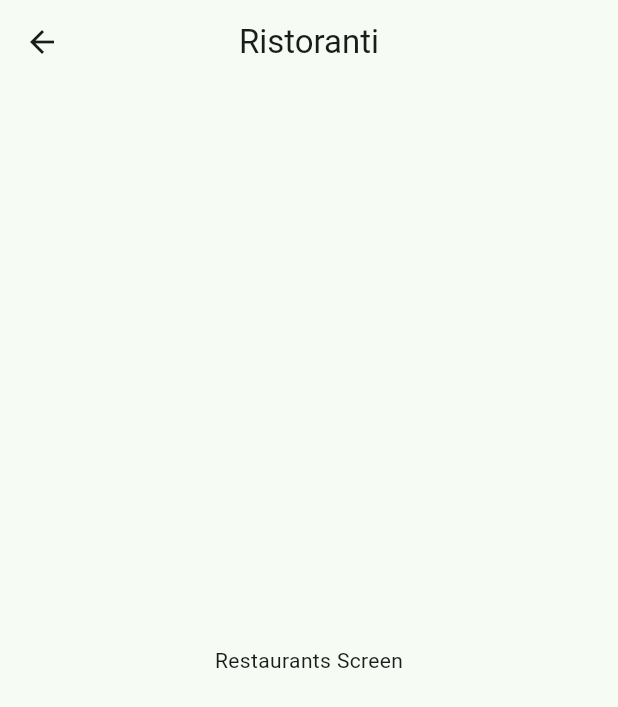
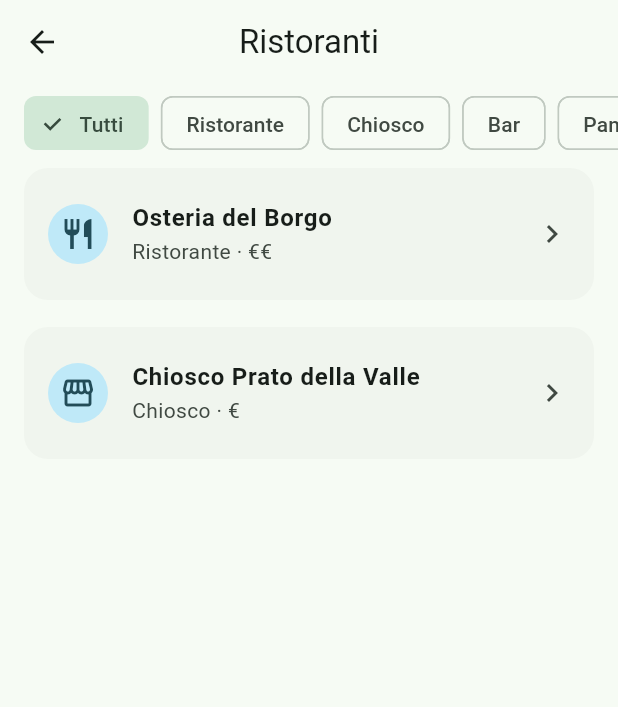
Before and after one commit to Charafbellalou213/beapp, a Flutter app: the RestaurantsScreen screen opened directly, on a phone screen of 412 x 824 dp. Shown: the top 707 px of the screen. Run offline on Flutter 3.47's test engine with Material 3 defaults, Android fonts, the phone set to English and light mode, and no system bars; our stand-ins replace flutter_rating_bar, geolocator, google_maps_flutter, shared_preferences; accounts and stored records are empty.

Commit message:
Fase 12: Restaurants screen con filtri, Restaurant detail con menu, legame culturale e 'Ho mangiato qui'

```diff
--- a/lib/screens/restaurants_screen.dart
+++ b/lib/screens/restaurants_screen.dart
@@ -1,13 +1,85 @@
 import 'package:flutter/material.dart';
+import 'package:provider/provider.dart';
 
-class RestaurantsScreen extends StatelessWidget {
+import '../models/restaurant.dart';
+import '../providers/app_state.dart';
+import '../widgets/restaurant_card.dart';
+import 'restaurant_detail_screen.dart';
+
+class RestaurantsScreen extends StatefulWidget {
   const RestaurantsScreen({super.key});
 
   @override
+  State<RestaurantsScreen> createState() => _RestaurantsScreenState();
+}
+
+class _RestaurantsScreenState extends State<RestaurantsScreen> {
+  RestaurantType? _selectedType;
+
+  @override
   Widget build(BuildContext context) {
+    final appState = context.watch<AppState>();
+    final restaurants = _selectedType == null
+        ? appState.restaurants
+        : appState.restaurants.where((r) => r.type == _selectedType).toList();
+    final visitedIds = appState.userStats?.visitedRestaurantIds ?? const [];
+
     return Scaffold(
       appBar: AppBar(title: const Text('Ristoranti')),
-      body: const Center(child: Text('Restaurants Screen')),
+      body: Column(
+        children: [
+          SizedBox(
+            height: 52,
+            child: ListView(
+              scrollDirection: Axis.horizontal,
+              padding: const EdgeInsets.symmetric(horizontal: 12, vertical: 8),
+              children: [
+                Padding(
+                  padding: const EdgeInsets.symmetric(horizontal: 4),
+                  child: ChoiceChip(
+                    label: const Text('Tutti'),
+                    selected: _selectedType == null,
+                    onSelected: (_) => setState(() => _selectedType = null),
+                  ),
+                ),
+                ...RestaurantType.values.map(
+                  (type) => Padding(
+                    padding: const EdgeInsets.symmetric(horizontal: 4),
+                    child: ChoiceChip(
+                      label: Text(restaurantTypeLabel(type)),
+                      selected: _selectedType == type,
+                      onSelected: (_) => setState(() => _selectedType = type),
+                    ),
+                  ),
+                ),
+              ],
+            ),
+          ),
+          Expanded(
+            child: restaurants.isEmpty
+                ? const Center(child: Text('Nessun locale in questa categoria'))
+                : ListView.builder(
+                    padding: const EdgeInsets.fromLTRB(12, 0, 12, 12),
+                    itemCount: restaurants.length,
+                    itemBuilder: (context, index) {
+                      final restaurant = restaurants[index];
+                      return Padding(
+                        padding: const EdgeInsets.only(bottom: 10),
+                        child: RestaurantCard(
+                          restaurant: restaurant,
+                          isVisited: visitedIds.contains(restaurant.id),
+                          onTap: () => Navigator.of(context).push(
+                            MaterialPageRoute(
+                              builder: (_) => RestaurantDetailScreen(restaurant: restaurant),
+                            ),
+                          ),
+                        ),
+                      );
+                    },
+                  ),
+          ),
+        ],
+      ),
     );
   }
 }
--- /dev/null
+++ b/lib/widgets/restaurant_card.dart
@@ -0,0 +1,63 @@
+import 'package:flutter/material.dart';
+
+import '../models/restaurant.dart';
+
+IconData restaurantTypeIcon(RestaurantType type) {
+  switch (type) {
+    case RestaurantType.restaurant:
+      return Icons.restaurant;
+    case RestaurantType.kiosk:
+      return Icons.storefront;
+    case RestaurantType.bar:
+      return Icons.local_bar;
+    case RestaurantType.bakery:
+      return Icons.bakery_dining;
+    case RestaurantType.localShop:
+      return Icons.shopping_bag;
+  }
+}
+
+String restaurantTypeLabel(RestaurantType type) {
+  switch (type) {
+    case RestaurantType.restaurant:
+      return 'Ristorante';
+    case RestaurantType.kiosk:
+      return 'Chiosco';
+    case RestaurantType.bar:
+      return 'Bar';
+    case RestaurantType.bakery:
+      return 'Panetteria';
+    case RestaurantType.localShop:
+      return 'Bottega locale';
+  }
+}
+
+class RestaurantCard extends StatelessWidget {
+  const RestaurantCard({super.key, required this.restaurant, required this.onTap, this.isVisited = false});
+
+  final Restaurant restaurant;
+  final VoidCallback onTap;
+  final bool isVisited;
+
+  @override
+  Widget build(BuildContext context) {
+    return Card(
+      child: ListTile(
+        onTap: onTap,
+        contentPadding: const EdgeInsets.symmetric(horizontal: 16, vertical: 8),
+        leading: CircleAvatar(
+          backgroundColor: Theme.of(context).colorScheme.tertiaryContainer,
+          child: Icon(
+            restaurantTypeIcon(restaurant.type),
+            color: Theme.of(context).colorScheme.onTertiaryContainer,
+          ),
+        ),
+        title: Text(restaurant.name, style: const TextStyle(fontWeight: FontWeight.w600)),
+        subtitle: Text('${restaurantTypeLabel(restaurant.type)} · ${restaurant.priceRange}'),
+        trailing: isVisited
+            ? const Icon(Icons.check_circle, color: Colors.green)
+            : const Icon(Icons.chevron_right),
+      ),
+    );
+  }
+}
```
Also changed, not shown: lib/screens/restaurant_detail_screen.dart (+69 -1 lines), lib/widgets/menu_item_card.dart (added, +42 -0 lines).
